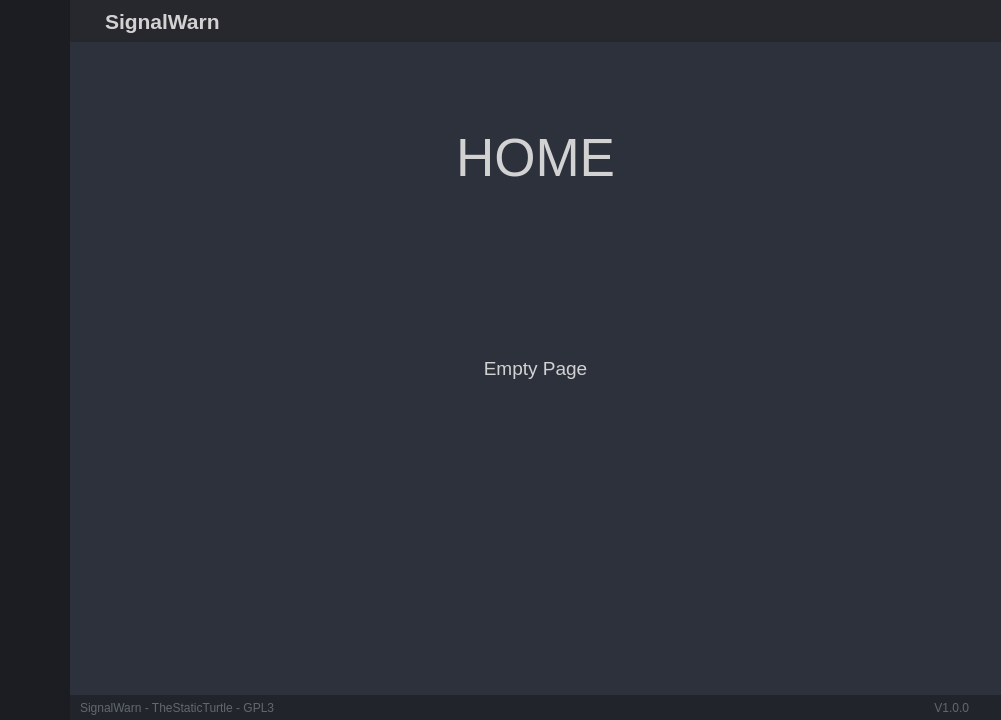
First picture: the form in gui/base.ui, repository TheStaticTurtle/SignalWarn, before the edit.
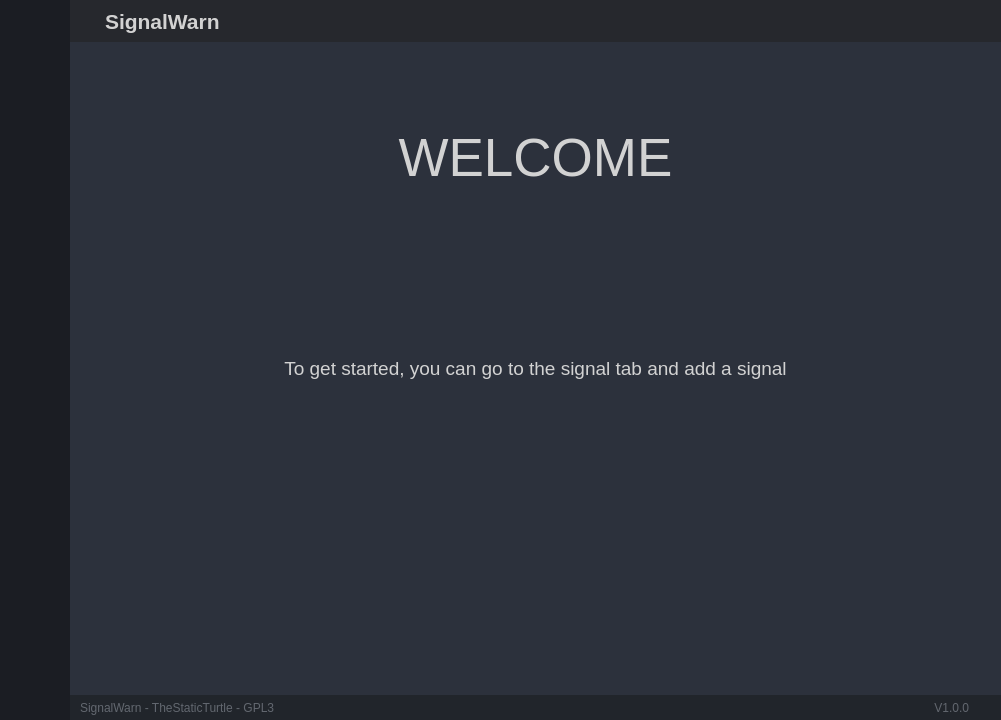
Second picture: the form after the edit. The open tabs and pages were chosen to show the change. Icons and pictures are not drawn.

Commit message: Disabled home page

Diff of the .ui file:
```diff
--- a/gui/base.ui
+++ b/gui/base.ui
@@ -949,7 +949,7 @@
                        <string notr="true"/>
                       </property>
                       <property name="text">
-                       <string>HOME</string>
+                       <string>WELCOME</string>
                       </property>
                       <property name="alignment">
                        <set>Qt::AlignCenter</set>
@@ -964,7 +964,7 @@
                        </font>
                       </property>
                       <property name="text">
-                       <string>Empty Page</string>
+                       <string>To get started, you can go to the signal tab and add a signal</string>
                       </property>
                       <property name="alignment">
                        <set>Qt::AlignCenter</set>
```
Left out of the diff: 2 changed lines with no effect on the pictures. The commit also changes 2 other files.
